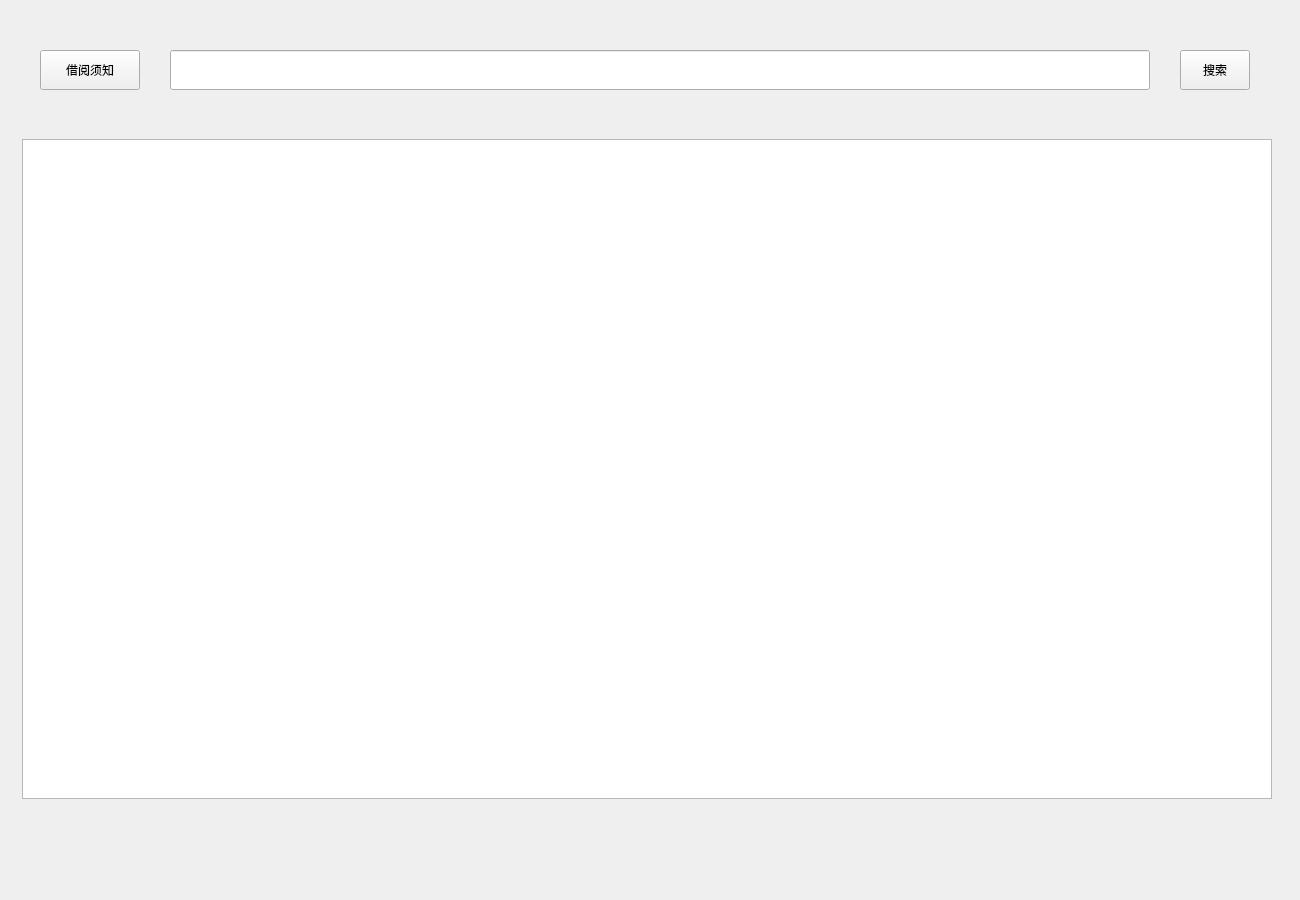
Old version of the form BMS/view/usermanagement.ui in the repository adventurer-w/Books-Management-System.
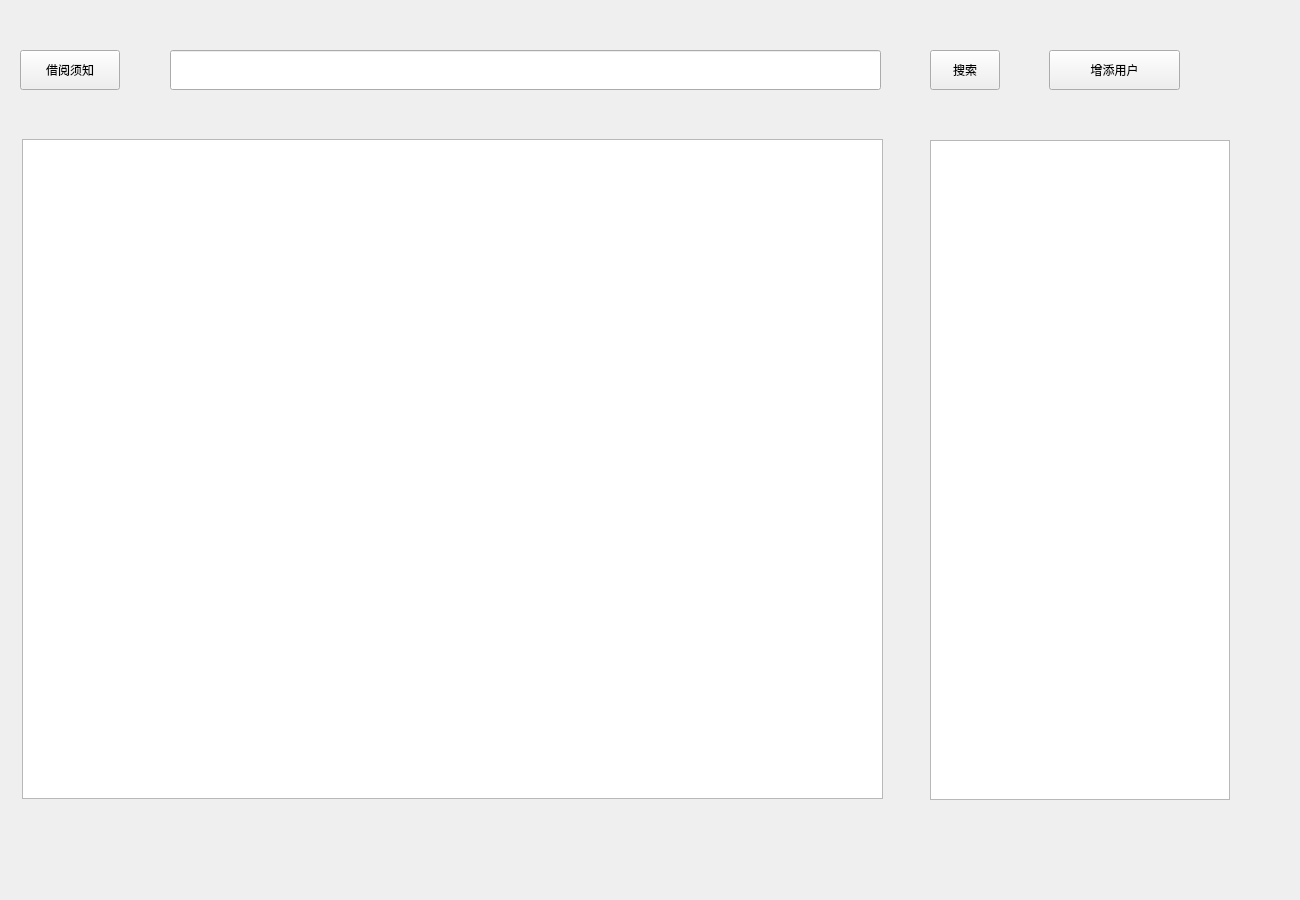
New version of the form.

```diff
--- a/BMS/view/usermanagement.ui
+++ b/BMS/view/usermanagement.ui
@@ -18,7 +18,7 @@
     <rect>
      <x>170</x>
      <y>50</y>
-     <width>980</width>
+     <width>711</width>
      <height>40</height>
     </rect>
    </property>
@@ -26,7 +26,7 @@
   <widget class="QPushButton" name="btn_borrowInstruction">
    <property name="geometry">
     <rect>
-     <x>40</x>
+     <x>20</x>
      <y>50</y>
      <width>100</width>
      <height>40</height>
@@ -42,7 +42,7 @@
   <widget class="QPushButton" name="btn_search">
    <property name="geometry">
     <rect>
-     <x>1180</x>
+     <x>930</x>
      <y>50</y>
      <width>70</width>
      <height>40</height>
@@ -60,11 +60,37 @@
     <rect>
      <x>22</x>
      <y>139</y>
-     <width>1250</width>
+     <width>861</width>
      <height>660</height>
     </rect>
    </property>
   </widget>
+  <widget class="QTableView" name="tb_user">
+   <property name="geometry">
+    <rect>
+     <x>930</x>
+     <y>140</y>
+     <width>300</width>
+     <height>660</height>
+    </rect>
+   </property>
+  </widget>
+  <widget class="QPushButton" name="btn_adduser">
+   <property name="geometry">
+    <rect>
+     <x>1049</x>
+     <y>50</y>
+     <width>131</width>
+     <height>40</height>
+    </rect>
+   </property>
+   <property name="text">
+    <string>增添用户</string>
+   </property>
+   <property name="checkable">
+    <bool>true</bool>
+   </property>
+  </widget>
  </widget>
  <resources/>
  <connections/>
```
